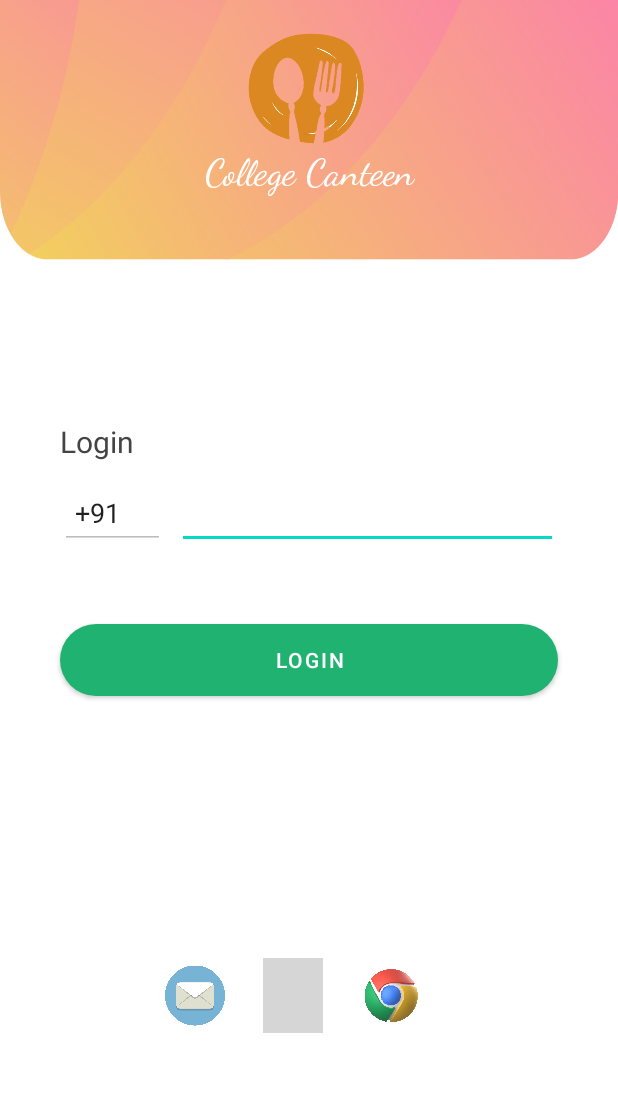
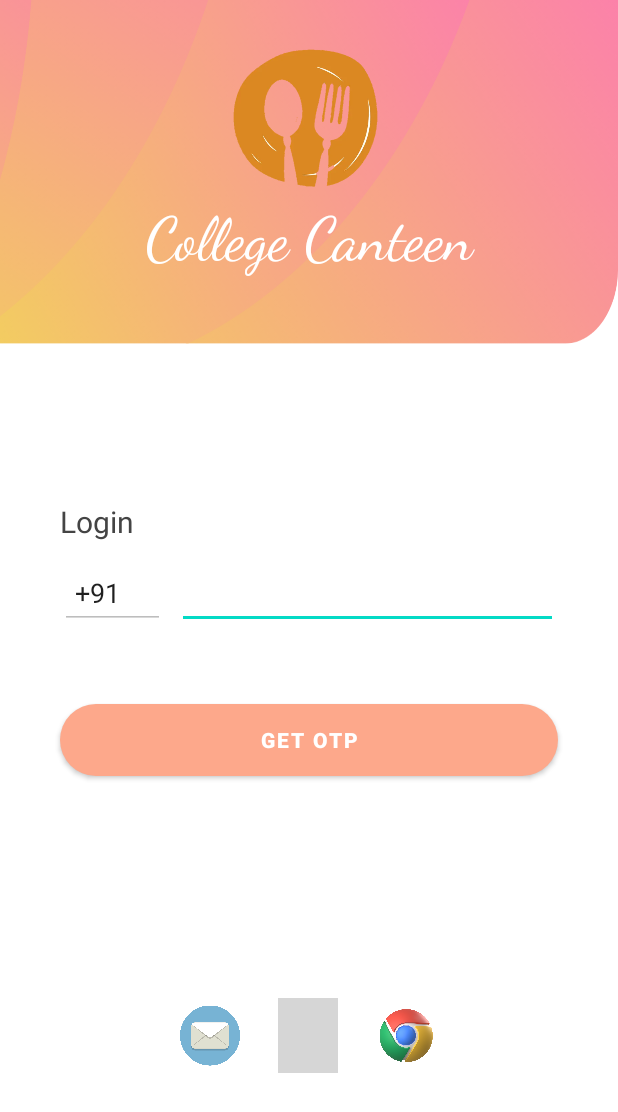
Before and after one commit to salonigupta1/College-Canteen-ASJ, an Android app: the screen it shows after launch (PhoneAuth), on a phone screen of 412 x 824 dp. Shown: the top 1112 px of the screen. Run offline under Robolectric (Android 15) with nearby library versions, the phone set to English and light mode, and no system bars; our stand-ins replace Firebase (no records; nobody signed in at launch, a user with empty details on screens opened directly); grey boxes are pictures that could not be loaded.

Commit message:
login button color changed

```diff
--- a/app/src/main/res/drawable/rounded_btn.xml
+++ b/app/src/main/res/drawable/rounded_btn.xml
@@ -2,7 +2,7 @@
 <shape xmlns:android="http://schemas.android.com/apk/res/android"
     android:shape="rectangle">
 
-    <solid android:color="@color/lightGreen"/>
+    <solid android:color="@color/orange"/>
     <corners android:radius="100dp"/>
 
 </shape>
--- a/app/src/main/res/layout/activity_phone_auth.xml
+++ b/app/src/main/res/layout/activity_phone_auth.xml
@@ -12,12 +12,12 @@
     <!-- App logo -->
     <LinearLayout
         android:layout_width="match_parent"
-        android:layout_height="80dp"
-        android:layout_marginTop="20dp">
+        android:layout_height="100dp"
+        android:layout_marginTop="30dp">
 
         <ImageView
             android:layout_width="wrap_content"
-            android:layout_height="wrap_content"
+            android:layout_height="100dp"
             android:src="@drawable/logo" />
     </LinearLayout>
 
@@ -28,7 +28,8 @@
        android:text="College Canteen"
        android:textColor="@color/white"
        android:textAlignment="center"
-       android:textSize="25dp"
+       android:layout_marginTop="5dp"
+       android:textSize="40dp"
        android:fontFamily="cursive"/>
 
 
@@ -94,7 +95,8 @@
             android:layout_height="wrap_content"
             android:layout_margin="40dp"
             android:background="@drawable/rounded_btn"
-            android:text="@string/login" />
+            android:text="Get OTP"
+            android:textStyle="bold"/>
     </LinearLayout>
 
     <LinearLayout
@@ -105,7 +107,7 @@
         android:layout_width="40dp"
         android:layout_height="50dp"
         android:src="@drawable/mail"
-        android:layout_marginLeft="110dp"/>
+        android:layout_marginLeft="120dp"/>
 
         <ImageView
             android:layout_width="40dp"
--- a/app/src/main/res/values/colors.xml
+++ b/app/src/main/res/values/colors.xml
@@ -9,4 +9,5 @@
     <color name="white">#FFFFFFFF</color>
     <color name="gray">#2D2D2D</color>
     <color name="lightGreen">#20B270</color>
+    <color name="orange">#FDA88B</color>
 </resources>
--- a/app/src/main/res/values/themes.xml
+++ b/app/src/main/res/values/themes.xml
@@ -2,7 +2,7 @@
     <!-- Base application theme. -->
     <style name="Theme.CollegeCanteen" parent="Theme.MaterialComponents.DayNight.NoActionBar">
         <!-- Primary brand color. -->
-        <item name="colorPrimary">@color/lightGreen</item>
+        <item name="colorPrimary">@color/orange</item>
         <item name="colorPrimaryVariant">@color/purple_700</item>
         <item name="colorOnPrimary">@color/white</item>
         <!-- Secondary brand color. -->
```
Also changed, not shown: app/src/main/res/layout/activity_phone_verify.xml (+5 -4 lines), app/src/main/res/drawable-v24/bg_image.png.
